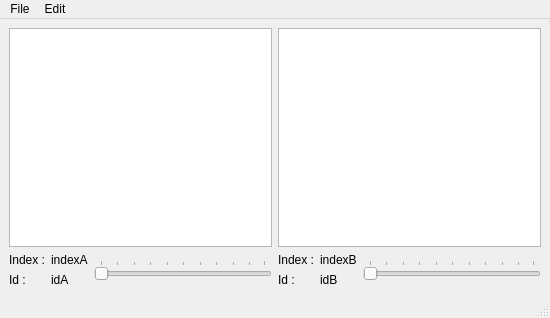
Qt form corelib/DatabaseViewer/ui/MainWindow.ui (introlab/rtabmap) before a commit.
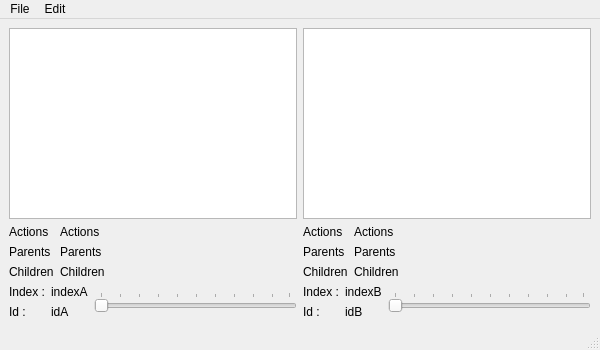
The same form after that commit.

```diff
--- a/corelib/DatabaseViewer/ui/MainWindow.ui
+++ b/corelib/DatabaseViewer/ui/MainWindow.ui
@@ -6,8 +6,8 @@
    <rect>
     <x>0</x>
     <y>0</y>
-    <width>550</width>
-    <height>318</height>
+    <width>600</width>
+    <height>350</height>
    </rect>
   </property>
   <property name="windowTitle">
@@ -20,6 +20,52 @@
       <item>
        <widget class="QGraphicsView" name="graphicsView_A"/>
       </item>
+      <item>
+       <layout class="QGridLayout" name="gridLayout" columnstretch="0,1">
+        <item row="0" column="1">
+         <widget class="QLabel" name="label_actionsA">
+          <property name="text">
+           <string>Actions</string>
+          </property>
+         </widget>
+        </item>
+        <item row="1" column="1">
+         <widget class="QLabel" name="label_parentsA">
+          <property name="text">
+           <string>Parents</string>
+          </property>
+         </widget>
+        </item>
+        <item row="0" column="0">
+         <widget class="QLabel" name="label_actionsA_2">
+          <property name="text">
+           <string>Actions</string>
+          </property>
+         </widget>
+        </item>
+        <item row="1" column="0">
+         <widget class="QLabel" name="label_parentsA_2">
+          <property name="text">
+           <string>Parents</string>
+          </property>
+         </widget>
+        </item>
+        <item row="2" column="0">
+         <widget class="QLabel" name="label_childrenA_2">
+          <property name="text">
+           <string>Children</string>
+          </property>
+         </widget>
+        </item>
+        <item row="2" column="1">
+         <widget class="QLabel" name="label_childrenA">
+          <property name="text">
+           <string>Children</string>
+          </property>
+         </widget>
+        </item>
+       </layout>
+      </item>
       <item>
        <layout class="QHBoxLayout" name="horizontalLayout">
         <item>
@@ -77,6 +123,52 @@
       <item>
        <widget class="QGraphicsView" name="graphicsView_B"/>
       </item>
+      <item>
+       <layout class="QGridLayout" name="gridLayout_2" columnstretch="0,1">
+        <item row="0" column="1">
+         <widget class="QLabel" name="label_actionsB">
+          <property name="text">
+           <string>Actions</string>
+          </property>
+         </widget>
+        </item>
+        <item row="1" column="1">
+         <widget class="QLabel" name="label_parentsB">
+          <property name="text">
+           <string>Parents</string>
+          </property>
+         </widget>
+        </item>
+        <item row="0" column="0">
+         <widget class="QLabel" name="label_actionsA_4">
+          <property name="text">
+           <string>Actions</string>
+          </property>
+         </widget>
+        </item>
+        <item row="1" column="0">
+         <widget class="QLabel" name="label_parentsA_4">
+          <property name="text">
+           <string>Parents</string>
+          </property>
+         </widget>
+        </item>
+        <item row="2" column="0">
+         <widget class="QLabel" name="label_childrenA_3">
+          <property name="text">
+           <string>Children</string>
+          </property>
+         </widget>
+        </item>
+        <item row="2" column="1">
+         <widget class="QLabel" name="label_childrenB">
+          <property name="text">
+           <string>Children</string>
+          </property>
+         </widget>
+        </item>
+       </layout>
+      </item>
       <item>
        <layout class="QHBoxLayout" name="horizontalLayout_2">
         <item>
@@ -136,8 +228,8 @@
     <rect>
      <x>0</x>
      <y>0</y>
-     <width>550</width>
-     <height>22</height>
+     <width>600</width>
+     <height>25</height>
     </rect>
    </property>
    <widget class="QMenu" name="menuFile">
```
